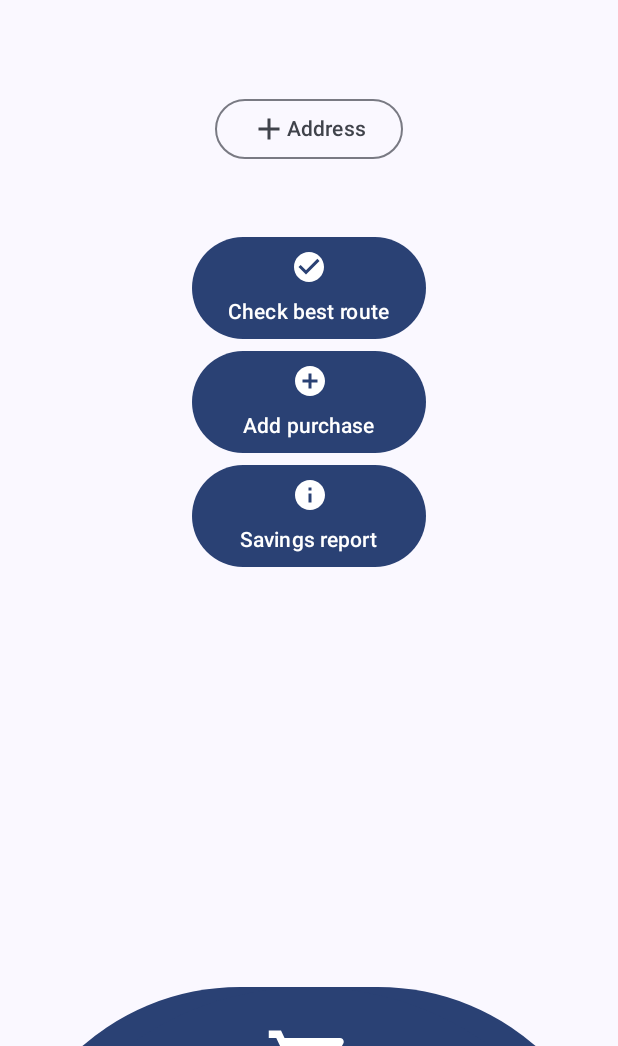
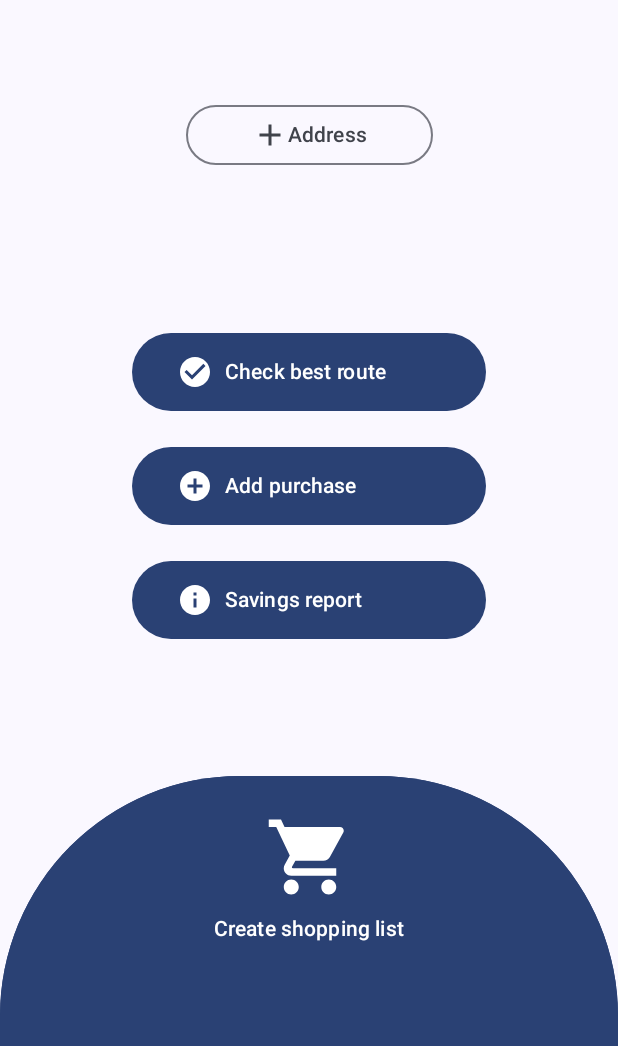
Before and after one commit to nicocababie/PriceRecommender, an Android app built with Jetpack Compose: the screen it shows after launch (MainActivity), on a phone screen of 412 x 824 dp, the part 190-1236 px from its top. Run offline under Robolectric (Android 15) with nearby library versions, the phone set to English and light mode, and no system bars; our stand-ins replace Dagger/Hilt's generated code, Room's generated code; 2 statements that could not run were skipped.

Commit message:
android - quit constraint layout

```diff
--- a/mobile/PriceRecommender/app/src/main/java/com/example/pricerecommender/ui/screen/HomeScreen.kt
+++ b/mobile/PriceRecommender/app/src/main/java/com/example/pricerecommender/ui/screen/HomeScreen.kt
@@ -4,7 +4,11 @@ import androidx.compose.foundation.background
 import androidx.compose.foundation.layout.Arrangement
 import androidx.compose.foundation.layout.Box
 import androidx.compose.foundation.layout.Column
+import androidx.compose.foundation.layout.Row
+import androidx.compose.foundation.layout.Spacer
 import androidx.compose.foundation.layout.fillMaxSize
+import androidx.compose.foundation.layout.fillMaxWidth
+import androidx.compose.foundation.layout.height
 import androidx.compose.foundation.layout.padding
 import androidx.compose.foundation.layout.size
 import androidx.compose.foundation.shape.RoundedCornerShape
@@ -26,8 +30,6 @@ import androidx.compose.ui.graphics.vector.ImageVector
 import androidx.compose.ui.res.stringResource
 import androidx.compose.ui.tooling.preview.Preview
 import androidx.compose.ui.unit.dp
-import androidx.constraintlayout.compose.ConstraintLayout
-import androidx.constraintlayout.compose.Dimension
 import com.example.pricerecommender.R
 import com.example.pricerecommender.ui.theme.PriceRecommenderTheme
 
@@ -38,70 +40,47 @@ fun HomeScreen(
     onSavingsReportClick: () -> Unit,
     onCartClick: () -> Unit
 ) {
-    ConstraintLayout(
-        modifier = Modifier.fillMaxSize()
+    Column(
+        modifier = Modifier.fillMaxSize(),
+        horizontalAlignment = Alignment.CenterHorizontally,
+    ){
+        Column(
+            horizontalAlignment = Alignment.CenterHorizontally,
+            verticalArrangement = Arrangement.spacedBy(24.dp),
+            modifier = Modifier.weight(1f)
         ) {
-        val (
-            cartButtonRef,
-            bestRouteButtonRef,
-            addPurchaseButtonRef,
-            savingsReportButtonRef,
-            addressButtonRef
-        ) = createRefs()
+            AddressInput(modifier = Modifier.padding(vertical = 12.dp))
 
-        AddressInput(
-            modifier = Modifier.constrainAs(addressButtonRef) {
-                top.linkTo(parent.top, 8.dp)
-                start.linkTo(parent.start)
-                end.linkTo(parent.end)
-            }
-        )
+            Spacer(modifier = Modifier.padding(vertical = 24.dp))
 
             CustomButton(
                 onClick = onCheckBestRouteClick,
                 icon = Icons.Default.CheckCircle,
                 text = stringResource(R.string.check_the_best_route),
-            modifier = Modifier.constrainAs(bestRouteButtonRef) {
-                top.linkTo(addressButtonRef.bottom, 48.dp)
-                start.linkTo(parent.start)
-                end.linkTo(parent.end)
-            }
             )
 
             CustomButton(
                 onClick = onAddPurchaseClick,
                 icon = Icons.Default.AddCircle,
-            text = stringResource(R.string.add_purchase),
-            modifier = Modifier.constrainAs(addPurchaseButtonRef) {
-                top.linkTo(bestRouteButtonRef.bottom, 8.dp)
-                start.linkTo(bestRouteButtonRef.start)
-                end.linkTo(bestRouteButtonRef.end)
-                width = Dimension.fillToConstraints
-            }
+                text = stringResource(R.string.add_purchase)
             )
 
             CustomButton(
                 onClick = onSavingsReportClick,
                 icon = Icons.Default.Info,
-            text = stringResource(R.string.savings_report),
-            modifier = Modifier.constrainAs(savingsReportButtonRef) {
-                top.linkTo(addPurchaseButtonRef.bottom, 8.dp)
-                start.linkTo(bestRouteButtonRef.start)
-                end.linkTo(bestRouteButtonRef.end)
-                width = Dimension.fillToConstraints
+                text = stringResource(R.string.savings_report)
+            )
         }
-        )
-
         Button(
             onClick = onCartClick,
             modifier = Modifier
+                .fillMaxWidth()
+                .height(180.dp)
                 .background(
                     MaterialTheme.colorScheme.primary,
-                    shape = RoundedCornerShape(160.dp)
-                )
-                .constrainAs(cartButtonRef) {
-                    top.linkTo(savingsReportButtonRef.bottom, 280.dp)
-                }
+                    shape = RoundedCornerShape(topStart = 160.dp, topEnd = 160.dp)
+                ),
+            shape = RoundedCornerShape(topStart = 160.dp, topEnd = 160.dp)
         ) {
             Box(
                 modifier = Modifier.fillMaxSize(),
@@ -124,24 +103,25 @@ fun HomeScreen(
                 }
             }
         }
-
     }
 }
 
 @Composable
 fun CustomButton(
     onClick: () -> Unit,
-    modifier: Modifier = Modifier,
     icon: ImageVector,
     text: String
 ) {
     Button(
         onClick = onClick,
-        modifier = modifier
+        modifier = Modifier
     ) {
-        Column(
-            horizontalAlignment = Alignment.CenterHorizontally,
-            verticalArrangement = Arrangement.spacedBy(8.dp)
+        Row(
+            horizontalArrangement = Arrangement.spacedBy(8.dp),
+            verticalAlignment = Alignment.CenterVertically,
+            modifier = Modifier
+                .padding(6.dp)
+                .fillMaxWidth(0.5f)
         ) {
             Icon(imageVector = icon, contentDescription = text)
             Text(text = text)
@@ -155,7 +135,7 @@ fun AddressInput(
 ) {
     OutlinedButton(
         onClick = { /*TODO*/ },
-        modifier = modifier
+        modifier = modifier.fillMaxWidth(0.4f)
     ) {
         Icon(
             imageVector = Icons.Default.Add,
```
Lines whose indentation alone changed are shown as unchanged.
